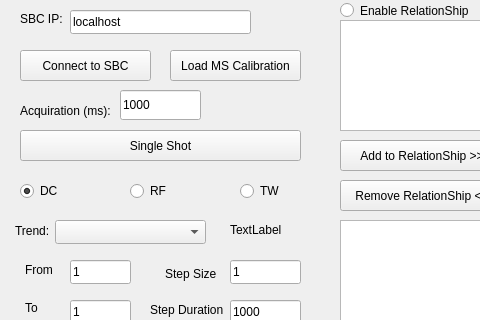
Before: the Qt Designer form autotrend.ui in MOBILionSystems/MIPS-app-MOBILion, drawn with Qt 5; both pictures show x 0 to 480 and y 0 to 320 of the 700 by 500 pixel window.
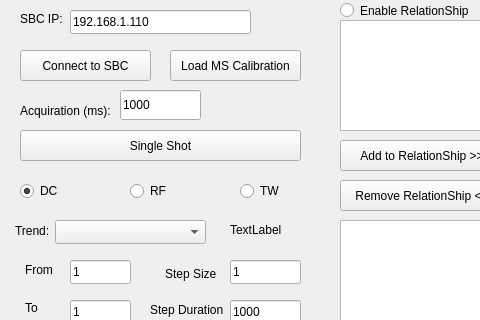
After: the same form once the commit is applied.

```diff
--- a/autotrend.ui
+++ b/autotrend.ui
@@ -232,7 +232,7 @@
     </rect>
    </property>
    <property name="text">
-    <string>localhost</string>
+    <string>192.168.1.110</string>
    </property>
   </widget>
   <widget class="QLineEdit" name="trendFrom">
```
